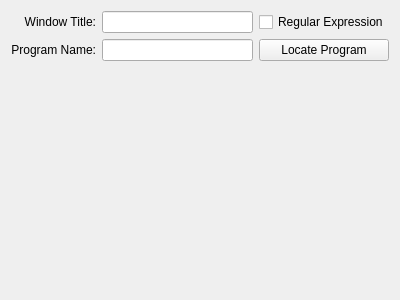
Before: the Qt Designer form plugins/Conditions/ActiveWindow/createactivewindowwidget.ui in KDE/simon, drawn with Qt 5.
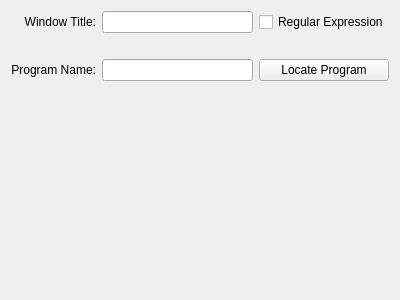
After: the same form once the commit is applied.

Commit message: >Added some convenience and guidance features for regular expression specification in the active window plugin widget

Patch:
```diff
--- a/plugins/Conditions/ActiveWindow/createactivewindowwidget.ui
+++ b/plugins/Conditions/ActiveWindow/createactivewindowwidget.ui
@@ -29,7 +29,7 @@
      <item row="0" column="1">
       <widget class="QLineEdit" name="leWindowTitle"/>
      </item>
-     <item row="1" column="0">
+     <item row="2" column="0">
       <widget class="QLabel" name="label_2">
        <property name="text">
         <string>Program Name:</string>
@@ -39,7 +39,7 @@
        </property>
       </widget>
      </item>
-     <item row="1" column="1">
+     <item row="2" column="1">
       <widget class="QLineEdit" name="leProgramName"/>
      </item>
      <item row="0" column="2">
@@ -49,13 +49,26 @@
        </property>
       </widget>
      </item>
-     <item row="1" column="2">
+     <item row="2" column="2">
       <widget class="QPushButton" name="pbLocateProgram">
        <property name="text">
         <string>Locate Program</string>
        </property>
       </widget>
      </item>
+     <item row="1" column="1" colspan="2">
+      <widget class="QLabel" name="lbRegExpValid">
+       <property name="enabled">
+        <bool>false</bool>
+       </property>
+       <property name="text">
+        <string/>
+       </property>
+       <property name="alignment">
+        <set>Qt::AlignRight|Qt::AlignTrailing|Qt::AlignVCenter</set>
+       </property>
+      </widget>
+     </item>
     </layout>
    </item>
    <item>
```
The commit also changes 5 other files.
